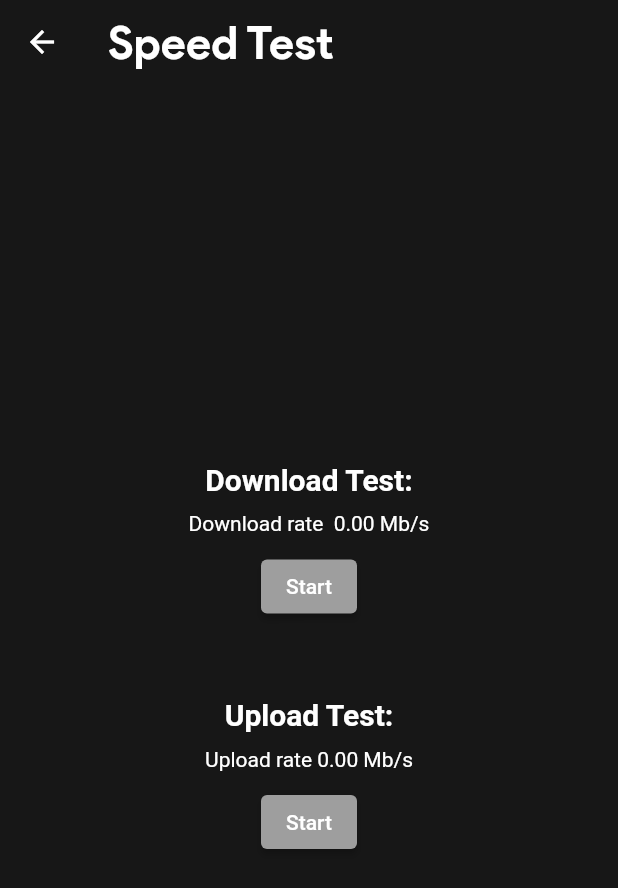
After one commit to fisherman-23/FishToolbox, a Flutter app: the screen it shows after launch, after a tap on "Internet Speed", on a phone screen of 412 x 824 dp. The commit adds this screen. Shown: the top 888 px of the screen. Run offline on Flutter 3.47's test engine with Material 2 defaults, Android fonts, the light colour scheme and no system bars; our stand-ins replace flutter_phoenix, google_fonts, image_gallery_saver, permission_handler, qr_flutter, screenshot and 1 more; missing offline and left inert: speed_test_dart, thermal.

Commit message:
Added SpeedTest module and updated Dart SDK

```diff
--- a/lib/home.dart
+++ b/lib/home.dart
@@ -4,6 +4,7 @@ import 'package:flutter/rendering.dart';
 import 'package:google_fonts/google_fonts.dart';
 import 'package:prototype_1/appInfoDialog.dart';
 import 'package:prototype_1/customWidget.dart';
+import 'package:prototype_1/modules/internetSpeed.dart';
 import 'package:prototype_1/modules/verification.dart';
 import 'package:prototype_1/services/userSimplePreferences.dart';
 import 'package:prototype_1/settings.dart';
@@ -70,7 +71,7 @@ class HomePage extends StatelessWidget {
   );
 
   Widget build(BuildContext context) {
-    final data = MediaQueryData.fromWindow(WidgetsBinding.instance!.window);
+    final data = MediaQueryData.fromWindow(WidgetsBinding.instance.window);
     final deviceWidth = data.size.width;
     final deviceHeight = data.size.height;
     return Scaffold(
@@ -164,6 +165,7 @@ class HomePage extends StatelessWidget {
             children: [
           InkWell(onTap: () {Navigator.push(context,MaterialPageRoute(builder: (context) =>Verification()),);},child: CustomCard(inputText: "Verification Suite", inputText2: "Contains a variety of verification tools for everyday use", color1: homeCardColor, color2: homeCardColor,),),
            CustomCard(inputText: "Compression", inputText2: "Compresses a video file or a image file", color1: homeCardColor, color2: homeCardColor,),
+           InkWell(onTap: () {Navigator.push(context,MaterialPageRoute(builder: (context) =>InternetSpeed()),);},child: CustomCard(inputText: "Internet Speed", inputText2: "Internet Speed Test ", color1: homeCardColor, color2: homeCardColor,),),
 
            ]))
 
--- /dev/null
+++ b/lib/modules/internetSpeed.dart
@@ -0,0 +1,170 @@
+import 'package:flutter/material.dart';
+import 'package:google_fonts/google_fonts.dart';
+import 'package:prototype_1/services/userSimplePreferences.dart';
+import 'package:speed_test_dart/classes/classes.dart';
+import 'package:speed_test_dart/speed_test_dart.dart';
+
+
+class InternetSpeed extends StatefulWidget {
+  const InternetSpeed({super.key});
+
+  @override
+  State<InternetSpeed> createState() => _InternetSpeedState();
+}
+var fontMultiplier = UserSimplePreferences.getFontMultiplier() ?? 1.0;
+class _InternetSpeedState extends State<InternetSpeed> {
+  SpeedTestDart tester = SpeedTestDart();
+  List<Server> bestServersList = [];
+
+  double downloadRate = 0;
+  double uploadRate = 0;
+
+  bool readyToTest = false;
+  bool loadingDownload = false;
+  bool loadingUpload = false;
+
+  Future<void> setBestServers() async {
+    final settings = await tester.getSettings();
+    final servers = settings.servers;
+
+    final _bestServersList = await tester.getBestServers(
+      servers: servers,
+    );
+
+    setState(() {
+      bestServersList = _bestServersList;
+      readyToTest = true;
+    });
+  }
+
+  Future<void> _testDownloadSpeed() async {
+    setState(() {
+      loadingDownload = true;
+    });
+    final _downloadRate =
+        await tester.testDownloadSpeed(servers: bestServersList);
+    setState(() {
+      downloadRate = _downloadRate;
+      loadingDownload = false;
+    });
+  }
+
+  Future<void> _testUploadSpeed() async {
+    setState(() {
+      loadingUpload = true;
+    });
+
+    final _uploadRate = await tester.testUploadSpeed(servers: bestServersList);
+
+    setState(() {
+      uploadRate = _uploadRate;
+      loadingUpload = false;
+    });
+  }
+
+  @override
+  void initState() {
+    WidgetsBinding.instance.addPostFrameCallback((_) {
+      setBestServers();
+    });
+    super.initState();
+  }
+
+  @override
+  Widget build(BuildContext context) {
+    return Scaffold(
+        backgroundColor: Color.fromARGB(255, 23, 23, 23),
+        appBar: AppBar(
+        elevation: 0,
+        backgroundColor: Colors.transparent,
+          title: Text("Speed Test",
+         style: TextStyle(fontSize: 30*fontMultiplier, fontFamily: 'ProductSansBold', color: Colors.white))
+        ),
+        body: Center(
+          child: Column(
+            mainAxisSize: MainAxisSize.min,
+            children: [
+              const Text(
+                'Download Test:',
+                style: TextStyle(
+                  fontSize: 20,
+                  fontWeight: FontWeight.bold,
+                  color: Colors.white
+                ),
+              ),
+              const SizedBox(
+                height: 10,
+              ),
+              if (loadingDownload)
+                Column(
+                  children: const [
+                    CircularProgressIndicator(),
+                    SizedBox(
+                      height: 10,
+                    ),
+                    Text('Testing download speed...', style: TextStyle(color: Colors.white),),
+                  ],
+                )
+              else
+                Text('Download rate  ${downloadRate.toStringAsFixed(2)} Mb/s', style: TextStyle(color: Colors.white),),
+              const SizedBox(height: 10),
+              ElevatedButton(
+                style: ElevatedButton.styleFrom(
+                  primary: readyToTest && !loadingDownload
+                      ? Colors.blue
+                      : Colors.grey,
+                ),
+                onPressed: loadingDownload
+                    ? null
+                    : () async {
+                        if (!readyToTest || bestServersList.isEmpty) return;
+                        await _testDownloadSpeed();
+                      },
+                child: const Text('Start'),
+              ),
+              const SizedBox(
+                height: 50,
+              ),
+              const Text(
+                'Upload Test:',
+                style: TextStyle(
+                  fontSize: 20,
+                  fontWeight: FontWeight.bold,
+                  color: Colors.white
+                ),
+              ),
+              const SizedBox(
+                height: 10,
+              ),
+              if (loadingUpload)
+                Column(
+                  children: const [
+                    CircularProgressIndicator(),
+                    SizedBox(height: 10),
+                    Text('Testing upload speed...', style: TextStyle(color: Colors.white),),
+                  ],
+                )
+              else
+                Text('Upload rate ${uploadRate.toStringAsFixed(2)} Mb/s', style: TextStyle(color: Colors.white),),
+              const SizedBox(
+                height: 10,
+              ),
+              ElevatedButton(
+                style: ElevatedButton.styleFrom(
+                  primary: readyToTest ? Colors.blue : Colors.grey,
+                ),
+                onPressed: loadingUpload
+                    ? null
+                    : () async {
+                        if (!readyToTest || bestServersList.isEmpty) return;
+                        await _testUploadSpeed();
+                      },
+                child: const Text('Start'),
+              ),
+            ],
+          ),
+        ),
+      );
+
+  }
+}
--- a/lib/modules/verification.dart
+++ b/lib/modules/verification.dart
@@ -21,6 +21,8 @@ class VerificationState extends State<Verification> {
       ),
       body: Container(padding: EdgeInsets.all(20),
         child: Column(children: [Text("NRIC",
+         style: TextStyle(fontSize: 23*fontMultiplier, fontFamily: 'ProductSansRegular', color: Colors.white)),
+         Text("Car Plate",
          style: TextStyle(fontSize: 23*fontMultiplier, fontFamily: 'ProductSansRegular', color: Colors.white))]),
       )
       );
--- a/pubspec.yaml
+++ b/pubspec.yaml
@@ -18,7 +18,7 @@ publish_to: 'none' # Remove this line if you wish to publish to pub.dev
 version: 0.1.0+1
 
 environment:
-  sdk: ">=2.16.2 <3.0.0"
+  sdk: ">=2.17.0 <3.0.0"
 
 # Dependencies specify other packages that your package needs in order to work.
 # To automatically upgrade your package dependencies to the latest versions
@@ -43,6 +43,8 @@ dependencies:
   cupertino_icons: ^1.0.2
   url_launcher: ^6.1.5
   url_launcher_web: ^2.0.13
+  speed_test_dart: ^1.0.4+1
+
 
 
 
```
Also changed, not shown: pubspec.lock, 1 other file.
